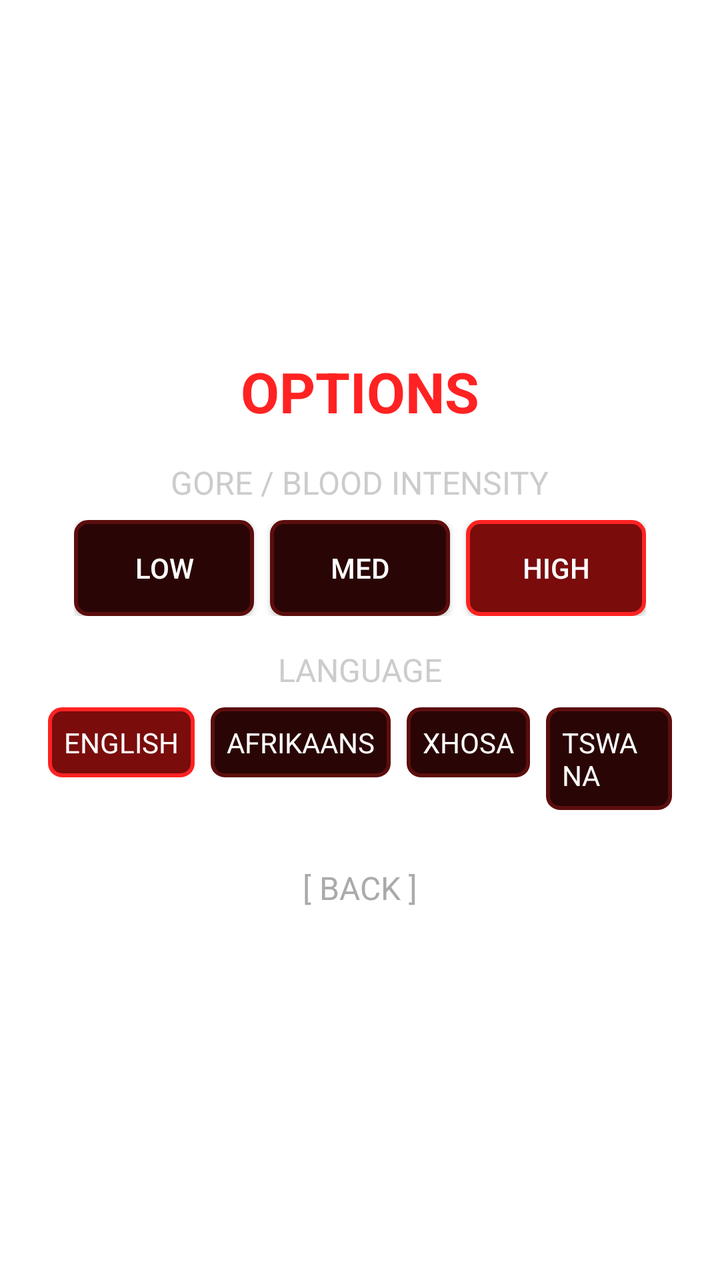
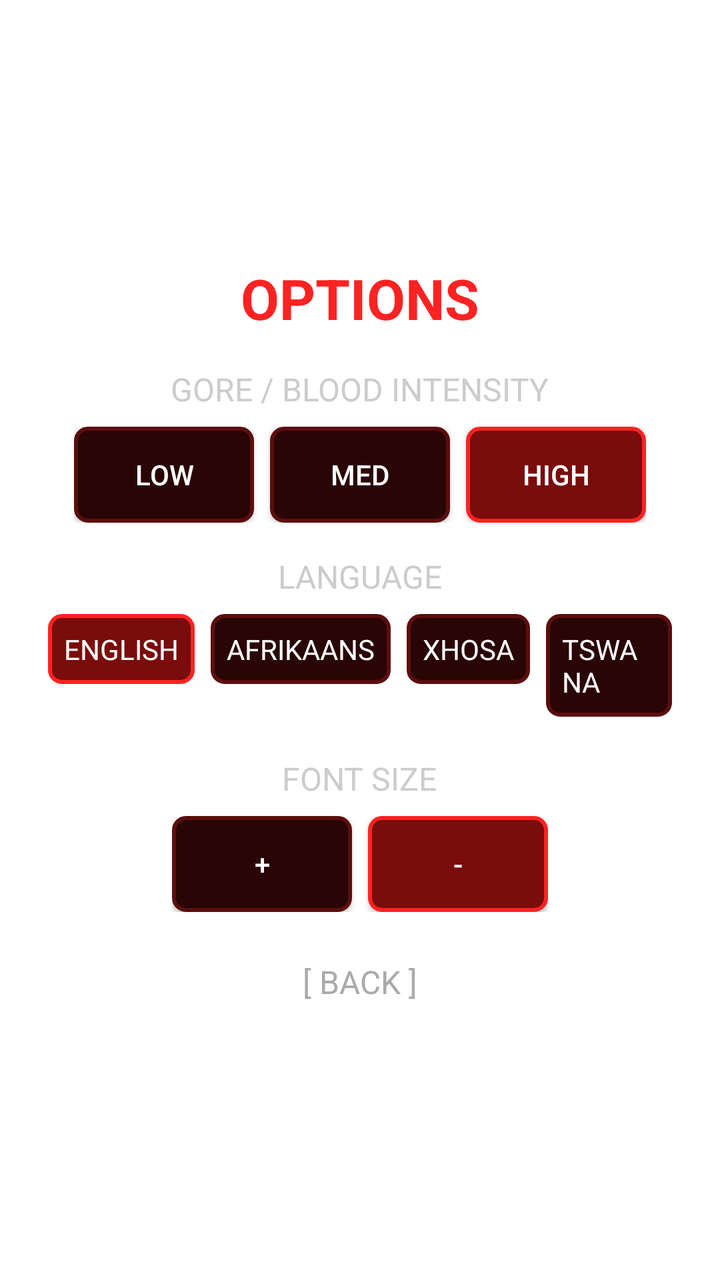

An Android layout rendered at two revisions. The XML below is the earlier revision; the diff shows what the commit changed to produce the second picture.
<!-- AndroidManifest.xml: application theme GdxTheme -->
<!-- res/layout/screen_options.xml -->
<?xml version="1.0" encoding="utf-8"?>
<LinearLayout xmlns:android="http://schemas.android.com/apk/res/android"
    android:layout_width="match_parent"
    android:layout_height="match_parent"
    android:gravity="center"
    android:orientation="vertical"
    android:padding="24dp">

    <TextView
        android:layout_width="wrap_content"
        android:layout_height="wrap_content"
        android:layout_marginBottom="16dp"
        android:text="@string/menu_options"
        android:textColor="#FF2222"
        android:textSize="28sp"
        android:textStyle="bold" />

    <TextView
        android:layout_width="wrap_content"
        android:layout_height="wrap_content"
        android:layout_marginBottom="8dp"
        android:text="@string/gore_intensity"
        android:textColor="#CCCCCC"
        android:textSize="16sp" />

    <LinearLayout
        android:layout_width="wrap_content"
        android:layout_height="wrap_content"
        android:layout_marginBottom="16dp"
        android:orientation="horizontal">

        <Button
            android:id="@+id/blood_low"
            android:layout_width="90dp"
            android:layout_height="wrap_content"
            android:layout_marginEnd="8dp"
            android:background="@drawable/bg_button"
            android:text="LOW"
            android:textColor="#FFFFFF" />

        <Button
            android:id="@+id/blood_medium"
            android:layout_width="90dp"
            android:layout_height="wrap_content"
            android:layout_marginEnd="8dp"
            android:background="@drawable/bg_button"
            android:text="MED"
            android:textColor="#FFFFFF" />

        <Button
            android:id="@+id/blood_high"
            android:layout_width="90dp"
            android:layout_height="wrap_content"
            android:background="@drawable/bg_selected"
            android:text="HIGH"
            android:textColor="#FFFFFF" />

    </LinearLayout>

    <TextView
        android:layout_width="wrap_content"
        android:layout_height="wrap_content"
        android:layout_marginBottom="8dp"
        android:text="@string/language"
        android:textColor="#CCCCCC"
        android:textSize="16sp" />

    <LinearLayout
        android:layout_width="wrap_content"
        android:layout_height="wrap_content"
        android:layout_marginBottom="20dp"
        android:orientation="horizontal">

        <TextView
            android:id="@+id/language_english"
            android:layout_width="wrap_content"
            android:layout_height="wrap_content"
            android:layout_marginEnd="8dp"
            android:background="@drawable/bg_selected"
            android:padding="8dp"
            android:text="ENGLISH"
            android:textColor="#FFFFFF" />

        <TextView
            android:id="@+id/language_afrikaans"
            android:layout_width="wrap_content"
            android:layout_height="wrap_content"
            android:layout_marginEnd="8dp"
            android:background="@drawable/bg_button"
            android:padding="8dp"
            android:text="AFRIKAANS"
            android:textColor="#FFFFFF" />

        <TextView
            android:id="@+id/language_xhosa"
            android:layout_width="wrap_content"
            android:layout_height="wrap_content"
            android:layout_marginEnd="8dp"
            android:background="@drawable/bg_button"
            android:padding="8dp"
            android:text="XHOSA"
            android:textColor="#FFFFFF" />

        <TextView
            android:id="@+id/language_tswana"
            android:layout_width="wrap_content"
            android:layout_height="wrap_content"
            android:background="@drawable/bg_button"
            android:padding="8dp"
            android:text="TSWANA"
            android:textColor="#FFFFFF" />

    </LinearLayout>

    <TextView
        android:id="@+id/return_options"
        android:layout_width="wrap_content"
        android:layout_height="wrap_content"
        android:padding="8dp"
        android:text="@string/back"
        android:textColor="#AAAAAA"
        android:textSize="16sp" />

</LinearLayout>
<!-- resources referenced by this layout -->
<resources>
  <!-- drawable bg_button (drawable) -->
  <?xml version="1.0" encoding="utf-8"?>
  <shape xmlns:android="http://schemas.android.com/apk/res/android"
      android:shape="rectangle">
      <solid android:color="#2A0505" />
      <stroke
          android:width="2dp"
          android:color="#5C0D0D" />
      <corners android:radius="6dp" />
      <padding
          android:bottom="8dp"
          android:left="16dp"
          android:right="16dp"
          android:top="8dp" />
  </shape>
  <!-- drawable bg_selected (drawable) -->
  <?xml version="1.0" encoding="utf-8"?>
  <shape xmlns:android="http://schemas.android.com/apk/res/android"
      android:shape="rectangle">
      <solid android:color="#7A0C0C" />
      <stroke
          android:width="2dp"
          android:color="#FF2222" />
      <corners android:radius="6dp" />
      <padding
          android:bottom="8dp"
          android:left="16dp"
          android:right="16dp"
          android:top="8dp" />
  </shape>
  <string name="back">[ BACK ]</string>
  <string name="gore_intensity">GORE / BLOOD INTENSITY</string>
  <string name="language">LANGUAGE</string>
  <string name="menu_options">OPTIONS</string>
  <style name="GdxTheme" parent="@style/Theme.AppCompat.Light.NoActionBar">
          <item name="windowActionBar">false</item>
          <item name="windowNoTitle">true</item>
          <item name="android:windowFullscreen">true</item>
          <item name="android:colorBackground">@color/background</item>
      </style>
  <color name="background">#FFFFFFFF</color>
</resources>

<!-- the commit's change to res/layout/screen_options.xml (unified diff, before → after) -->
@@ -1,124 +1,169 @@
 <?xml version="1.0" encoding="utf-8"?>
-<LinearLayout xmlns:android="http://schemas.android.com/apk/res/android"
+<ScrollView xmlns:android="http://schemas.android.com/apk/res/android"
     android:layout_width="match_parent"
     android:layout_height="match_parent"
-    android:gravity="center"
-    android:orientation="vertical"
-    android:padding="24dp">
-
-    <TextView
-        android:layout_width="wrap_content"
-        android:layout_height="wrap_content"
-        android:layout_marginBottom="16dp"
-        android:text="@string/menu_options"
-        android:textColor="#FF2222"
-        android:textSize="28sp"
-        android:textStyle="bold" />
-
-    <TextView
-        android:layout_width="wrap_content"
-        android:layout_height="wrap_content"
-        android:layout_marginBottom="8dp"
-        android:text="@string/gore_intensity"
-        android:textColor="#CCCCCC"
-        android:textSize="16sp" />
+    android:fillViewport="true"
+    android:scrollbars="vertical">
 
     <LinearLayout
-        android:layout_width="wrap_content"
+        android:layout_width="match_parent"
         android:layout_height="wrap_content"
-        android:layout_marginBottom="16dp"
-        android:orientation="horizontal">
+        android:gravity="center"
+        android:orientation="vertical"
+        android:padding="24dp">
 
-        <Button
-            android:id="@+id/blood_low"
-            android:layout_width="90dp"
+        <TextView
+            android:id="@+id/lbl_options"
+            android:layout_width="wrap_content"
             android:layout_height="wrap_content"
-            android:layout_marginEnd="8dp"
-            android:background="@drawable/bg_button"
-            android:text="LOW"
-            android:textColor="#FFFFFF" />
+            android:layout_marginBottom="16dp"
+            android:text="@string/menu_options"
+            android:textColor="#FF2222"
+            android:textSize="28sp"
+            android:textStyle="bold" />
 
-        <Button
-            android:id="@+id/blood_medium"
-            android:layout_width="90dp"
+        <TextView
+            android:id="@+id/lbl_gore"
+            android:layout_width="wrap_content"
             android:layout_height="wrap_content"
-            android:layout_marginEnd="8dp"
-            android:background="@drawable/bg_button"
-            android:text="MED"
-            android:textColor="#FFFFFF" />
+            android:layout_marginBottom="8dp"
+            android:text="@string/gore_intensity"
+            android:textColor="#CCCCCC"
+            android:textSize="16sp" />
 
-        <Button
-            android:id="@+id/blood_high"
-            android:layout_width="90dp"
+        <LinearLayout
+            android:layout_width="wrap_content"
             android:layout_height="wrap_content"
-            android:background="@drawable/bg_selected"
-            android:text="HIGH"
-            android:textColor="#FFFFFF" />
+            android:layout_marginBottom="16dp"
+            android:orientation="horizontal">
+
+            <Button
+                android:id="@+id/blood_low"
+                android:layout_width="90dp"
+                android:layout_height="wrap_content"
+                android:layout_marginEnd="8dp"
+                android:background="@drawable/bg_button"
+                android:text="LOW"
+                android:textColor="#FFFFFF" />
+
+            <Button
+                android:id="@+id/blood_medium"
+                android:layout_width="90dp"
+                android:layout_height="wrap_content"
+                android:layout_marginEnd="8dp"
+                android:background="@drawable/bg_button"
+                android:text="MED"
+                android:textColor="#FFFFFF" />
+
+            <Button
+                android:id="@+id/blood_high"
+                android:layout_width="90dp"
+                android:layout_height="wrap_content"
+                android:background="@drawable/bg_selected"
+                android:text="HIGH"
+                android:textColor="#FFFFFF" />
+
+        </LinearLayout>
+
+        <TextView
+            android:id="@+id/lbl_language"
+            android:layout_width="wrap_content"
+            android:layout_height="wrap_content"
+            android:layout_marginBottom="8dp"
+            android:text="@string/language"
+            android:textColor="#CCCCCC"
+            android:textSize="16sp" />
+
+        <LinearLayout
+            android:layout_width="wrap_content"
+            android:layout_height="wrap_content"
+            android:layout_marginBottom="20dp"
+            android:orientation="horizontal">
+
+            <TextView
+                android:id="@+id/language_english"
+                android:layout_width="wrap_content"
+                android:layout_height="wrap_content"
+                android:layout_marginEnd="8dp"
+                android:background="@drawable/bg_selected"
+                android:padding="8dp"
+                android:text="ENGLISH"
+                android:textColor="#FFFFFF" />
+
+            <TextView
+                android:id="@+id/language_afrikaans"
+                android:layout_width="wrap_content"
+                android:layout_height="wrap_content"
+                android:layout_marginEnd="8dp"
+                android:background="@drawable/bg_button"
+                android:padding="8dp"
+                android:text="AFRIKAANS"
+                android:textColor="#FFFFFF" />
+
+            <TextView
+                android:id="@+id/language_xhosa"
+                android:layout_width="wrap_content"
+                android:layout_height="wrap_content"
+                android:layout_marginEnd="8dp"
+                android:background="@drawable/bg_button"
+                android:padding="8dp"
+                android:text="XHOSA"
+                android:textColor="#FFFFFF" />
+
+            <TextView
+                android:id="@+id/language_tswana"
+                android:layout_width="wrap_content"
+                android:layout_height="wrap_content"
+                android:background="@drawable/bg_button"
+                android:padding="8dp"
+                android:text="TSWANA"
+                android:textColor="#FFFFFF" />
+
+        </LinearLayout>
+
+        <TextView
+            android:id="@+id/lbl_font_size"
+            android:layout_width="wrap_content"
+            android:layout_height="wrap_content"
+            android:layout_marginBottom="8dp"
+            android:text="@string/font_size"
+            android:textColor="#CCCCCC"
+            android:textSize="16sp" />
+
+        <LinearLayout
+            android:layout_width="wrap_content"
+            android:layout_height="wrap_content"
+            android:layout_marginBottom="16dp"
+            android:orientation="horizontal">
+
+            <Button
+                android:id="@+id/font_increase"
+                android:layout_width="90dp"
+                android:layout_height="wrap_content"
+                android:layout_marginEnd="8dp"
+                android:background="@drawable/bg_button"
+                android:text="+"
+                android:textColor="#FFFFFF" />
+
+            <Button
+                android:id="@+id/font_decrease"
+                android:layout_width="90dp"
+                android:layout_height="wrap_content"
+                android:background="@drawable/bg_selected"
+                android:text="-"
+                android:textColor="#FFFFFF" />
+
+        </LinearLayout>
+
+        <TextView
+            android:id="@+id/return_options"
+            android:layout_width="wrap_content"
+            android:layout_height="wrap_content"
+            android:padding="8dp"
+            android:text="@string/back"
+            android:textColor="#AAAAAA"
+            android:textSize="16sp" />
 
     </LinearLayout>
 
-    <TextView
-        android:layout_width="wrap_content"
-        android:layout_height="wrap_content"
-        android:layout_marginBottom="8dp"
-        android:text="@string/language"
-        android:textColor="#CCCCCC"
-        android:textSize="16sp" />
-
-    <LinearLayout
-        android:layout_width="wrap_content"
-        android:layout_height="wrap_content"
-        android:layout_marginBottom="20dp"
-        android:orientation="horizontal">
-
-        <TextView
-            android:id="@+id/language_english"
-            android:layout_width="wrap_content"
-            android:layout_height="wrap_content"
-            android:layout_marginEnd="8dp"
-            android:background="@drawable/bg_selected"
-            android:padding="8dp"
-            android:text="ENGLISH"
-            android:textColor="#FFFFFF" />
-
-        <TextView
-            android:id="@+id/language_afrikaans"
-            android:layout_width="wrap_content"
-            android:layout_height="wrap_content"
-            android:layout_marginEnd="8dp"
-            android:background="@drawable/bg_button"
-            android:padding="8dp"
-            android:text="AFRIKAANS"
-            android:textColor="#FFFFFF" />
-
-        <TextView
-            android:id="@+id/language_xhosa"
-            android:layout_width="wrap_content"
-            android:layout_height="wrap_content"
-            android:layout_marginEnd="8dp"
-            android:background="@drawable/bg_button"
-            android:padding="8dp"
-            android:text="XHOSA"
-            android:textColor="#FFFFFF" />
-
-        <TextView
-            android:id="@+id/language_tswana"
-            android:layout_width="wrap_content"
-            android:layout_height="wrap_content"
-            android:background="@drawable/bg_button"
-            android:padding="8dp"
-            android:text="TSWANA"
-            android:textColor="#FFFFFF" />
-
-    </LinearLayout>
-
-    <TextView
-        android:id="@+id/return_options"
-        android:layout_width="wrap_content"
-        android:layout_height="wrap_content"
-        android:padding="8dp"
-        android:text="@string/back"
-        android:textColor="#AAAAAA"
-        android:textSize="16sp" />
-
-</LinearLayout>
+</ScrollView>
<!-- resource entries referenced after the edit -->
@@ -31,6 +31,7 @@
           android:top="8dp" />
   </shape>
   <string name="back">[ BACK ]</string>
+  <string name="font_size">FONT SIZE</string>
   <string name="gore_intensity">GORE / BLOOD INTENSITY</string>
   <string name="language">LANGUAGE</string>
   <string name="menu_options">OPTIONS</string>
